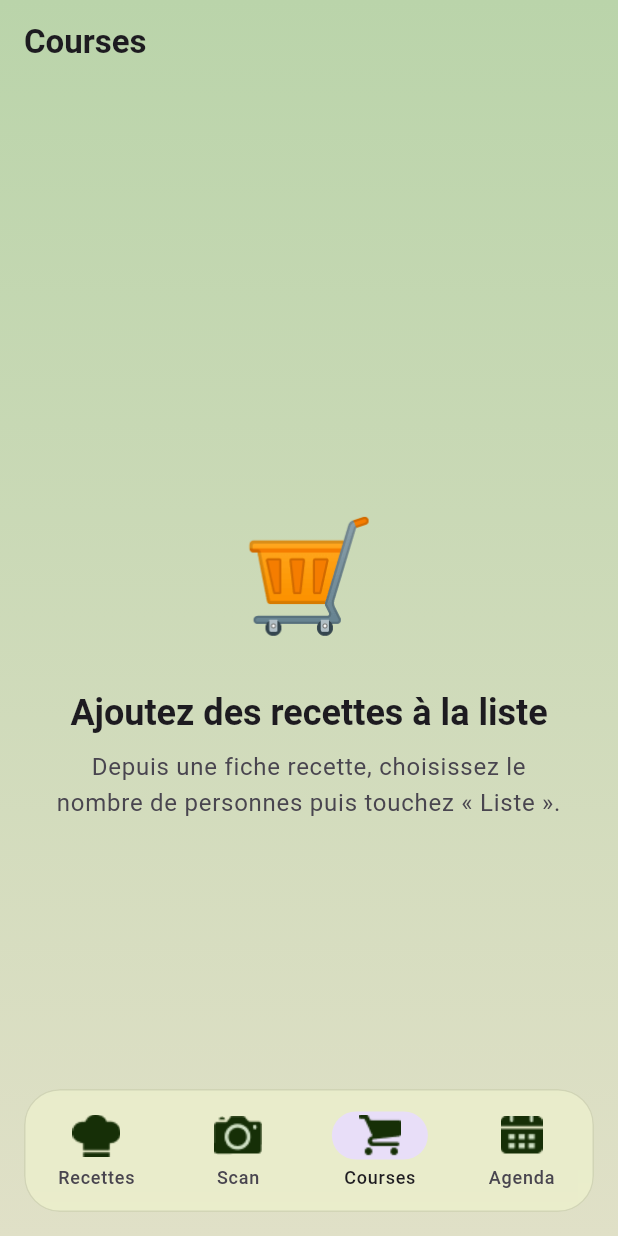
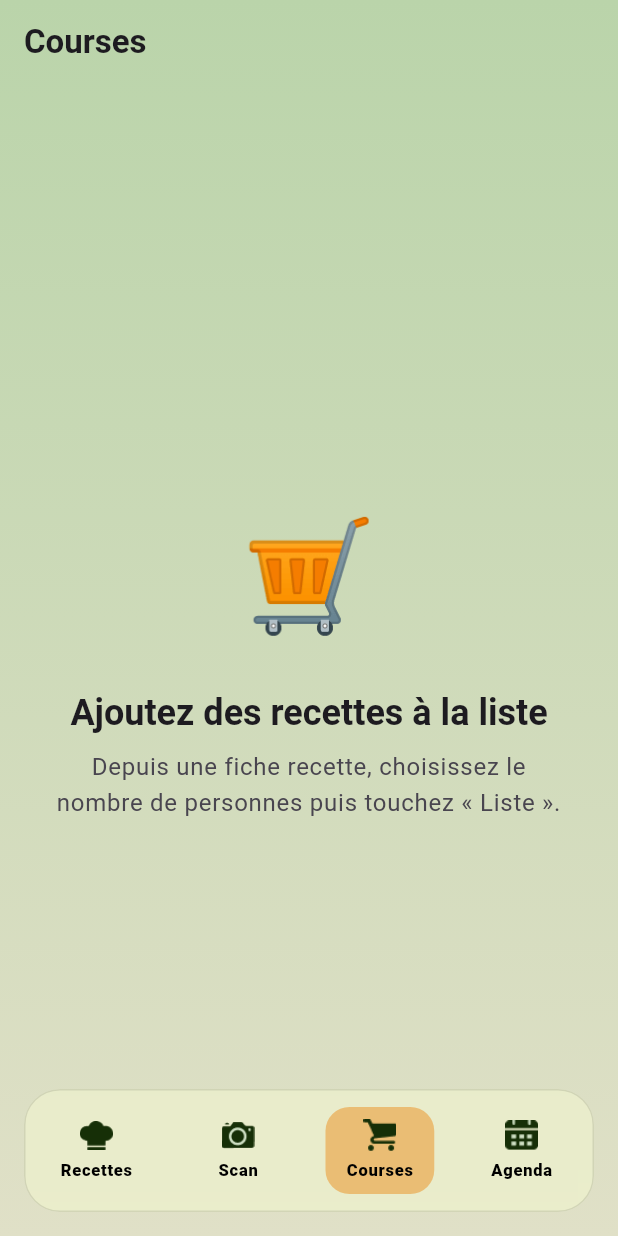
Before and after one commit to Mehdi-Mouilbeau/recettes_magiques, a Flutter app: the ShoppingHomeScreen screen opened by its route, on a phone screen of 412 x 824 dp. Run offline on Flutter 3.47's test engine with Material 3 defaults, Android fonts, the light colour scheme and no system bars; our stand-ins replace cached_network_image, cloud_firestore, firebase_analytics, firebase_auth, firebase_core, firebase_storage and 4 more; missing offline and left inert: google_mlkit_text_recognition; accounts and stored records are empty; network calls fail.

Commit message:
correctif prompt gen image + OCR et IA (catégorie)

```diff
--- a/lib/nav.dart
+++ b/lib/nav.dart
@@ -231,6 +231,50 @@ class _RootShell extends StatelessWidget {
     }
   }
 
+  /// Chip icône + texte avec fond quand sélectionné
+  Widget _navItem({
+  required BuildContext context,
+  required String asset,
+  required String label,
+  required bool selected,
+}) {
+  final bg = selected
+      ? AppColors.primaryHeader
+      : Colors.transparent;
+
+  final fg = Colors.black;
+
+
+  return Container(
+    padding: const EdgeInsets.symmetric(horizontal: 14, vertical: 8),
+    decoration: BoxDecoration(
+      color: bg,
+      borderRadius: BorderRadius.circular(16),
+    ),
+    child: Column(
+      mainAxisSize: MainAxisSize.min,
+      children: [
+        Image.asset(
+          asset,
+          width: 22,
+          height: 22,
+          // si icônes monochromes :
+          // color: fg,
+        ),
+        const SizedBox(height: 4),
+        Text(
+          label,
+          style: Theme.of(context).textTheme.labelSmall?.copyWith(
+                fontWeight: FontWeight.w900,
+                color: fg,
+              ),
+        ),
+      ],
+    ),
+  );
+}
+
+
   @override
   Widget build(BuildContext context) {
     final loc = GoRouterState.of(context).matchedLocation;
@@ -261,42 +305,50 @@ class _RootShell extends StatelessWidget {
                     surfaceTintColor: Colors.transparent,
                     shadowColor: Colors.transparent,
                     elevation: 0,
+
                     selectedIndex: current,
                     onDestinationSelected: (i) => _onTap(context, i),
+
+                    // IMPORTANT : on coupe l'indicator qui ne couvre que l'icône
+                    indicatorColor: Colors.transparent,
+
+                    // On affiche nous-mêmes le label dans le chip
+                    labelBehavior: NavigationDestinationLabelBehavior.alwaysHide,
+
                     destinations: [
                       NavigationDestination(
-                        icon: Image.asset(
-                          'assets/icons/navicons/icon_toque.png',
-                        ),
-                        selectedIcon: Image.asset(
-                          'assets/icons/navicons/icon_toque.png',
+                        icon: _navItem(
+                          context: context,
+                          asset: 'assets/icons/navicons/icon_toque.png',
+                          label: 'Recettes',
+                          selected: current == 0,
                         ),
                         label: 'Recettes',
                       ),
                       NavigationDestination(
-                        icon: Image.asset(
-                          'assets/icons/navicons/icon_scan.png',
-                        ),
-                        selectedIcon: Image.asset(
-                          'assets/icons/navicons/icon_scan.png',
+                        icon: _navItem(
+                          context: context,
+                          asset: 'assets/icons/navicons/icon_scan.png',
+                          label: 'Scan',
+                          selected: current == 1,
                         ),
                         label: 'Scan',
                       ),
                       NavigationDestination(
-                        icon: Image.asset(
-                          'assets/icons/navicons/icon_courses.png',
-                        ),
-                        selectedIcon: Image.asset(
-                          'assets/icons/navicons/icon_courses.png',
+                        icon: _navItem(
+                          context: context,
+                          asset: 'assets/icons/navicons/icon_courses.png',
+                          label: 'Courses',
+                          selected: current == 2,
                         ),
                         label: 'Courses',
                       ),
                       NavigationDestination(
-                        icon: Image.asset(
-                          'assets/icons/navicons/icon_agenda.png',
-                        ),
-                        selectedIcon: Image.asset(
-                          'assets/icons/navicons/icon_agenda.png',
+                        icon: _navItem(
+                          context: context,
+                          asset: 'assets/icons/navicons/icon_agenda.png',
+                          label: 'Agenda',
+                          selected: current == 3,
                         ),
                         label: 'Agenda',
                       ),
--- a/lib/services/ai_service.dart
+++ b/lib/services/ai_service.dart
@@ -26,6 +26,7 @@ class AIService {
   Future<Map<String, dynamic>?> processRecipeText(String ocrText) async {
   try {
     debugPrint('📤 Envoi du texte à l\'IA (${ocrText.length} caractères)');
+    debugPrint('📝 TEXTE OCR COMPLET:\n$ocrText'); // ⬅️ AJOUTER CETTE LIGNE
 
     final response = await http
         .post(
@@ -38,6 +39,7 @@ class AIService {
     if (response.statusCode == 200) {
       final data = jsonDecode(response.body) as Map<String, dynamic>;
       debugPrint('✅ Recette reçue : ${data['title']}');
+      debugPrint('📂 RÉPONSE IA COMPLÈTE: ${jsonEncode(data)}'); // ⬅️ AJOUTER CETTE LIGNE
       return data;
     } else {
       debugPrint(
--- a/lib/theme.dart
+++ b/lib/theme.dart
@@ -17,18 +17,6 @@ class AppSpacing {
   static const EdgeInsets paddingMd = EdgeInsets.all(md);
   static const EdgeInsets paddingLg = EdgeInsets.all(lg);
   static const EdgeInsets paddingXl = EdgeInsets.all(xl);
-
-  static const EdgeInsets horizontalXs = EdgeInsets.symmetric(horizontal: xs);
-  static const EdgeInsets horizontalSm = EdgeInsets.symmetric(horizontal: sm);
-  static const EdgeInsets horizontalMd = EdgeInsets.symmetric(horizontal: md);
-  static const EdgeInsets horizontalLg = EdgeInsets.symmetric(horizontal: lg);
-  static const EdgeInsets horizontalXl = EdgeInsets.symmetric(horizontal: xl);
-
-  static const EdgeInsets verticalXs = EdgeInsets.symmetric(vertical: xs);
-  static const EdgeInsets verticalSm = EdgeInsets.symmetric(vertical: sm);
-  static const EdgeInsets verticalMd = EdgeInsets.symmetric(vertical: md);
-  static const EdgeInsets verticalLg = EdgeInsets.symmetric(vertical: lg);
-  static const EdgeInsets verticalXl = EdgeInsets.symmetric(vertical: xl);
 }
 
 class AppRadius {
--- a/lib/ui/widgets/recipe/small_pill.dart
+++ b/lib/ui/widgets/recipe/small_pill.dart
@@ -18,7 +18,7 @@ class SmallPill extends StatelessWidget {
     return Container(
       padding: const EdgeInsets.symmetric(horizontal: 12, vertical: 9),
       decoration: BoxDecoration(
-        color: background ?? AppColors.chipIngredients.withValues(alpha: 0.75),
+        color: background ?? AppColors.control.withValues(alpha: 0.75),
         borderRadius: BorderRadius.circular(AppRadius.pill),
       ),
       child: Row(
```
Also changed, not shown: lib/models/recipe_model.dart (+51 -9 lines), lib/screens/recipe/recipe_detail_screen.dart (+177 -150 lines), lib/screens/scan/scan_controller.dart (+7 -2 lines), lib/ui/widgets/info_chip.dart (deleted, +0 -50 lines), 1 other file. Lines whose indentation alone changed are shown as unchanged.
